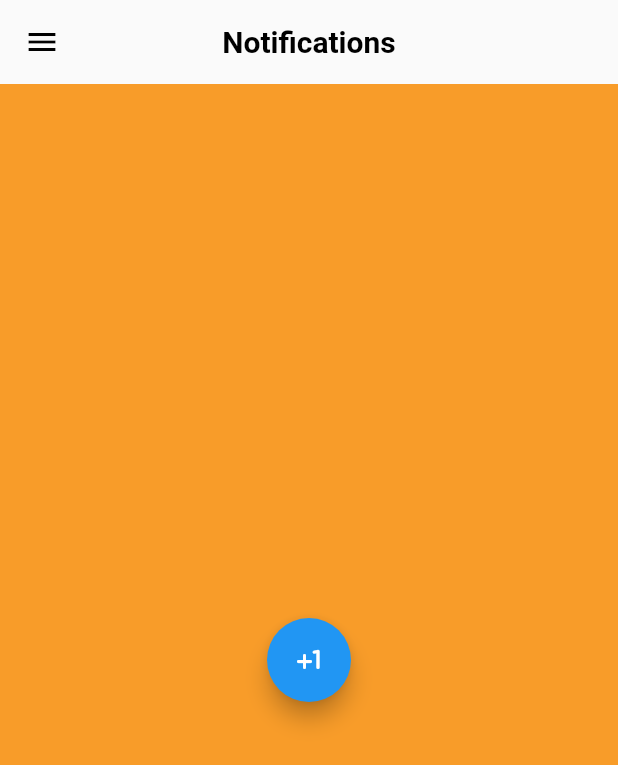
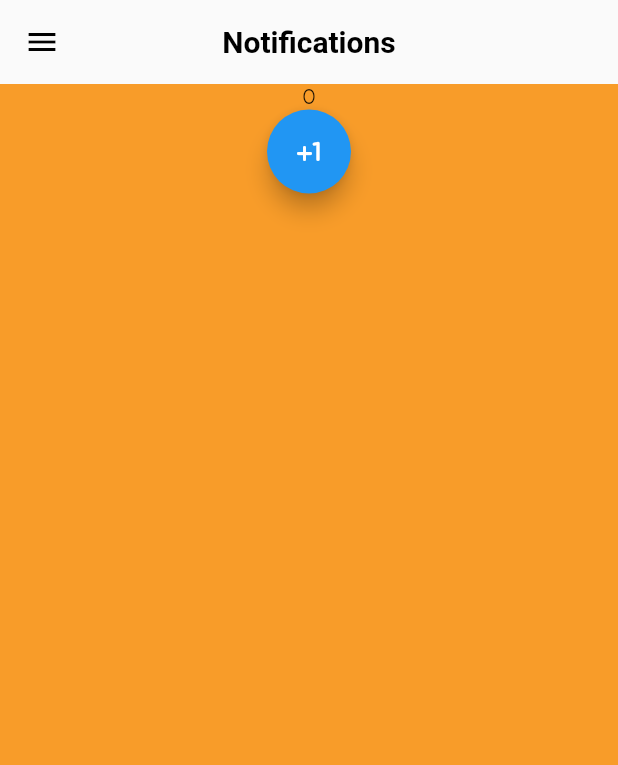
Before and after one commit to omardavinci10/foody, a Flutter app: the HomePage screen opened by its route, in the side drawer, after a tap on "Notifications", on a phone screen of 412 x 824 dp. Shown: the top 765 px of the screen. Run offline on Flutter 3.47's test engine with Material 2 defaults, Android fonts, the phone set to English and light mode, and no system bars; our stand-ins replace auth_buttons, font_awesome_flutter, google_fonts, material_floating_search_bar, modal_bottom_sheet, modal_progress_hud_nsn and 2 more; missing offline and left inert: awesome_select; Roboto replaces fonts that are missing (Urbanist-Bold).

Commit message:
notifications_screen

```diff
--- a/lib/components/notifications_data.dart
+++ b/lib/components/notifications_data.dart
@@ -6,28 +6,28 @@ import 'package:foody/components/my_orders_data.dart';
 
 class MyNotificationsData extends ChangeNotifier {
   int _noOfUnreadNotifications = 0;
-  Map<int, bool> _ordersIDs = {};
+  Map<int, String> _ordersIDs = {};
 
   void setOrders(OrderTile currentOrder, List<OrderTile> previousOrders) {
-    _ordersIDs[currentOrder.orderID] = false;
+    _ordersIDs[currentOrder.orderID] = 'U';
     for (int i = 0; i < previousOrders.length; i++) {
-      _ordersIDs[previousOrders[i].orderID] = false;
+      _ordersIDs[previousOrders[i].orderID] = 'U';
     }
   }
 
   void addNotification(int orderID) {
     if (_ordersIDs.containsKey(orderID)) {
-      if (_ordersIDs[orderID] == false) {
+      if (_ordersIDs[orderID] == 'U') {
         _noOfUnreadNotifications++;
-        _ordersIDs[orderID] = true;
+        _ordersIDs.update(orderID, (value) => 'R');
         notifyListeners();
       }
     }
   }
 
   void removeNotification(int orderID) {
-    if (_ordersIDs.containsKey(orderID)) {
-      if (_ordersIDs[orderID] == true) {
+    if (_ordersIDs.containsKey(orderID) == true) {
+      if (_ordersIDs[orderID] == 'R') {
         _noOfUnreadNotifications--;
         _ordersIDs.remove(orderID);
         notifyListeners();
--- a/lib/screens/home_screen.dart
+++ b/lib/screens/home_screen.dart
@@ -31,21 +31,14 @@ class _HomePageState extends State<HomePage> {
   @override
   Widget build(BuildContext context) {
     final section;
+    noOfUnreadNotifications =
+        Provider.of<MyNotificationsData>(context).getNoOfUnreadNotifications;
     //noOfUnreadNotifications = Provider.of<MyNotificationsData>(context).getNoOfUnreadNotifications;
 
     /// You can easily control the section for example inside the initState where you check
     /// if the user logged in, or other related logic
 
-    return MultiProvider(
-      providers: [
-        ChangeNotifierProvider<MyOrders>(
-          create: (_) => MyOrders(),
-        ),
-        ChangeNotifierProvider<MyNotificationsData>(
-          create: (_) => MyNotificationsData(),
-        ),
-      ],
-      child: Scaffold(
+    return Scaffold(
       appBar: AppBar(
         elevation: 0,
         centerTitle: true,
@@ -68,8 +61,7 @@ class _HomePageState extends State<HomePage> {
             Padding(
               padding: const EdgeInsets.only(right: 180.0, top: 8),
               child: CircleAvatar(
-                    radius: 50,
-                    backgroundImage: AssetImage('images/logo1.png')),
+                  radius: 50, backgroundImage: AssetImage('images/logo1.png')),
             ),
             Padding(
               padding: const EdgeInsets.only(left: 20, top: 20, bottom: 0),
@@ -141,10 +133,8 @@ class _HomePageState extends State<HomePage> {
                 title: Text("Notifications"),
                 leading: FaIcon(FontAwesomeIcons.bell),
                 trailing: CircleAvatar(
+                  radius: 12.0,
                   child: Text(
-                      //------------------------------------------------------------------------------------------
-                      //we should use Provider.of<MyNotificationsData>(context).getNoOfUnreadNotifications
-                      //instead of noOfUnreadNotifications
                     noOfUnreadNotifications.toString(),
                     style: TextStyle(
                       color: (noOfUnreadNotifications == 0)
@@ -196,7 +186,6 @@ class _HomePageState extends State<HomePage> {
       body: Container(
         child: body,
       ),
-      ),
     );
   }
 }
--- a/lib/screens/notifications_screen.dart
+++ b/lib/screens/notifications_screen.dart
@@ -27,13 +27,19 @@ class _NotificationsScreenState extends State<NotificationsScreen> {
         height: double.infinity,
         width: double.infinity,
         color: kOrangeColorInHex,
-        child: Center(
-          child: FloatingActionButton(
-            onPressed: () =>
-                Provider.of<MyNotificationsData>(context, listen: false)
+        child: Column(
+          children: [
+            Text(Provider.of<MyNotificationsData>(context)
+                .getNoOfUnreadNotifications
+                .toString()),
+            Center(
+              child: FloatingActionButton(
+                onPressed: () => Provider.of<MyNotificationsData>(context)
                     .addNotification(1827),
-            child: Icon(Icons.plus_one_rounded),
-          ),
+                child: Icon(Icons.plus_one_rounded),
+              ),
+            ),
+          ],
         ),
       ),
     );
```
Also changed, not shown: lib/main.dart (+14 -1 lines). Lines whose indentation alone changed are shown as unchanged.
